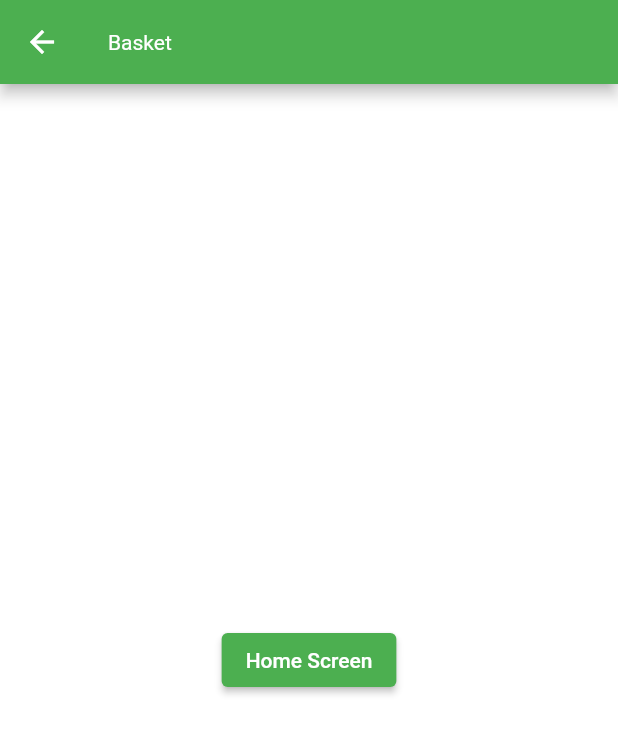
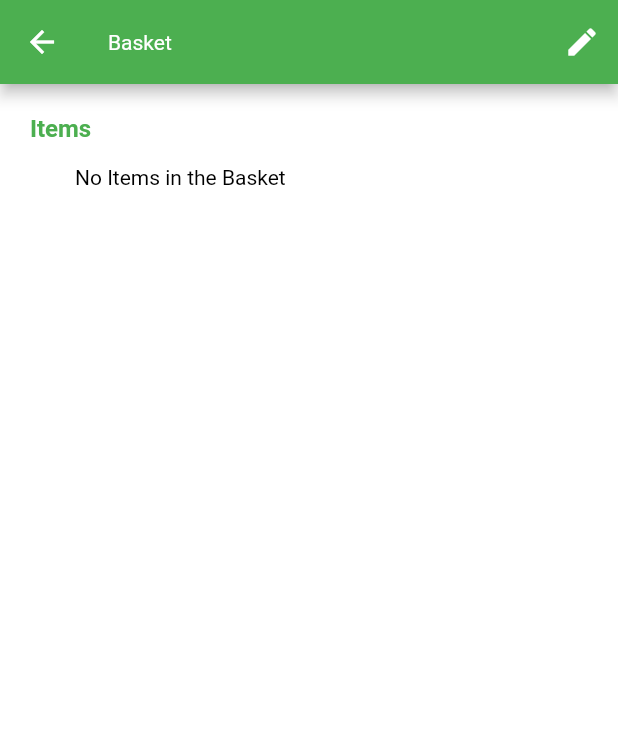
Before and after one commit to 1665RR/food_recovery, a Flutter app: the BasketScreen screen opened by its route, on a phone screen of 412 x 824 dp. Shown: the top 734 px of the screen. Run offline on Flutter 3.47's test engine with Material 2 defaults, Android fonts, the phone set to English and light mode, and no system bars; our stand-ins replace bloc, equatable, flutter_bloc; Roboto replaces fonts that are missing (Futura).

Commit message:
cart with Bloc

```diff
--- /dev/null
+++ b/lib/blocs/basket/basket_event.dart
@@ -0,0 +1,32 @@
+part of 'basket_bloc.dart';
+
+
+abstract class BasketEvent  extends Equatable{
+  const BasketEvent();
+
+  @override
+  List<Object> get props => [];
+}
+
+class StartBasket extends BasketEvent{
+  @override
+  List<Object> get props => [];
+}
+
+class AddItem extends BasketEvent{
+  final itemMenu.MenuItem item;
+
+  const AddItem(this.item);
+
+  @override
+  List<Object> get props => [];
+}
+
+class RemoveItem extends BasketEvent{
+  final  itemMenu.MenuItem item;
+
+  const RemoveItem(this.item);
+
+  @override
+  List<Object> get props => [];
+}
--- /dev/null
+++ b/lib/blocs/basket/basket_state.dart
@@ -0,0 +1,20 @@
+part of 'basket_bloc.dart';
+
+@immutable
+abstract class BasketState  extends Equatable{
+  const BasketState();
+}
+
+class BasketLoading extends BasketState {
+  @override
+  List <ObjectKey> get props => [];
+}
+
+class BasketLoaded extends BasketState {
+  final Basket basket;
+
+  const BasketLoaded({required this.basket});
+
+  @override
+  List <Object> get props => [basket];
+}
--- /dev/null
+++ b/lib/blocs/bloc.dart
@@ -0,0 +1,3 @@
+abstract class Bloc {
+  void dispose();
+}
--- /dev/null
+++ b/lib/models/basket_model.dart
@@ -0,0 +1,35 @@
+import 'package:equatable/equatable.dart';
+import 'package:food_app/models/menu_item_model.dart' as itemMenu;
+
+class Basket extends Equatable{
+   final List<itemMenu.MenuItem> items;
+
+   Basket ({
+     this.items = const <itemMenu.MenuItem>[],
+   });
+
+  Basket copyWith({
+    List<itemMenu.MenuItem>? items,
+}){
+    return Basket(
+      items: items ?? this.items,
+    );
+  }
+
+  @override
+  List<Object?> get props => [items];
+
+  Map itemQuantity(items){
+    var quantity = Map();
+    items.forEach((item){
+      if(!quantity.containsKey(item)){
+        quantity[item] = 1;
+      }
+      else{
+        quantity[item] += 1;
+      }
+    });
+    return quantity;
+  }
+
+}
--- a/lib/models/models.dart
+++ b/lib/models/models.dart
@@ -1,3 +1,4 @@
 export 'menu_item_model.dart';
 export 'category_model.dart';
 export 'shop_model.dart';
+export 'basket_model.dart';
--- a/lib/screens/basket/basket.dart
+++ b/lib/screens/basket/basket.dart
@@ -1,28 +1,119 @@
 import 'package:flutter/material.dart';
+import 'package:flutter_bloc/flutter_bloc.dart';
+import 'package:food_app/blocs/basket/basket_bloc.dart';
 
 class BasketScreen extends StatelessWidget {
   const BasketScreen({Key? key}) : super(key: key);
 
-  static const String routeName='/basket';
+  static const String routeName = '/basket';
 
-  static Route route(){
+  static Route route() {
     return MaterialPageRoute(
       builder: (_) => const BasketScreen(),
-      settings: const RouteSettings(name:routeName),
+      settings: const RouteSettings(name: routeName),
     );
   }
-
 
   @override
   Widget build(BuildContext context) {
     return Scaffold(
-      appBar: AppBar(title: const Text('Basket')),
-      body: Center(
-        child: ElevatedButton(
-          child: const Text('Home Screen'),
-          onPressed: (){
-            Navigator.pushNamed(context, '/');
-          },
+      appBar: AppBar(
+        title: const Text('Basket'),
+        actions: [
+          IconButton(onPressed: () {}, icon: const Icon(Icons.edit)),
+        ],
+      ),
+      body: Padding(
+        padding: const EdgeInsets.all(20.0),
+        child: Column(
+          crossAxisAlignment: CrossAxisAlignment.start,
+          children: [
+            Text(
+              'Items',
+              style: Theme.of(context)
+                  .textTheme
+                  .headline4!
+                  .copyWith(color: Theme.of(context).colorScheme.secondary),
+            ),
+            BlocBuilder<BasketBloc, BasketState>(
+              builder: (context, state) {
+                if (state is BasketLoading) {
+                  return const Center(
+                    child: CircularProgressIndicator(),
+                  );
+                }
+                if (state is BasketLoaded) {
+                  return state.basket.items.isEmpty
+                      ? Container(
+                          width: double.infinity,
+                          margin: const EdgeInsets.only(top: 5),
+                          padding: const EdgeInsets.symmetric(
+                            horizontal: 30,
+                            vertical: 10,
+                          ),
+                          decoration: BoxDecoration(
+                              color: Colors.white,
+                              borderRadius: BorderRadius.circular(5)),
+                          child: Row(
+                            mainAxisAlignment: MainAxisAlignment.spaceBetween,
+                            children: [
+                              Text(
+                                'No Items in the Basket',
+                                textAlign: TextAlign.left,
+                                style: Theme.of(context).textTheme.headline6,
+                              ),
+                            ],
+                          ),
+                        )
+                      : ListView.builder(
+                          shrinkWrap: true,
+                          itemCount: state.basket
+                              .itemQuantity(state.basket.items)
+                              .keys
+                              .length,
+                          itemBuilder: (context, index) {
+                            return Container(
+                              width: double.infinity,
+                              margin: const EdgeInsets.only(top: 5),
+                              padding: const EdgeInsets.symmetric(
+                                  horizontal: 30, vertical: 10),
+                              decoration: BoxDecoration(
+                                color: Colors.grey[100],
+                                borderRadius: BorderRadius.circular(5.0),
+                              ),
+                              child: Row(
+                                children: [
+                                  Text(
+                                    '${state.basket.itemQuantity(state.basket.items).entries.elementAt(index).value}x',
+                                    style: Theme.of(context)
+                                        .textTheme
+                                        .headline6
+                                        ?.copyWith(
+                                            color: Theme.of(context)
+                                                .colorScheme
+                                                .secondary),
+                                  ),
+                                  const SizedBox(
+                                    width: 20,
+                                    height: 50,
+                                  ),
+                                  Expanded(
+                                    child: Text(
+                                      '${state.basket.itemQuantity(state.basket.items).keys.elementAt(index).name}',
+                                      style:
+                                          Theme.of(context).textTheme.headline6,
+                                    ),
+                                  ),
+                                ],
+                              ),
+                            );
+                          });
+                } else {
+                  return const Text('Something went wrong.');
+                }
+              },
+            ),
+          ],
         ),
       ),
     );
--- a/lib/screens/home/home_screen.dart
+++ b/lib/screens/home/home_screen.dart
@@ -25,7 +25,7 @@ class HomeScreen extends StatelessWidget {
   Widget build(BuildContext context) {
     return Scaffold(
       backgroundColor: Theme.of(context).backgroundColor,
-      appBar:  AppBar(title: Text('Home page')),
+      appBar:  AppBar(title: const Text('Home page')),
       body: SingleChildScrollView(
         child: Column(
           mainAxisSize: MainAxisSize.min,
--- a/pubspec.yaml
+++ b/pubspec.yaml
@@ -35,6 +35,8 @@ dependencies:
   # Use with the CupertinoIcons class for iOS style icons.
   cupertino_icons: ^1.0.2
   equatable: ^2.0.3
+  bloc: ^7.2.0
+  flutter_bloc: ^7.2.0
 
 dev_dependencies:
   flutter_test:
```
Also changed, not shown: lib/blocs/basket/basket_bloc.dart (added, +65 -0 lines), lib/main.dart (+22 -7 lines), lib/screens/shops_details/shop_details.dart (+29 -14 lines), pubspec.lock.
